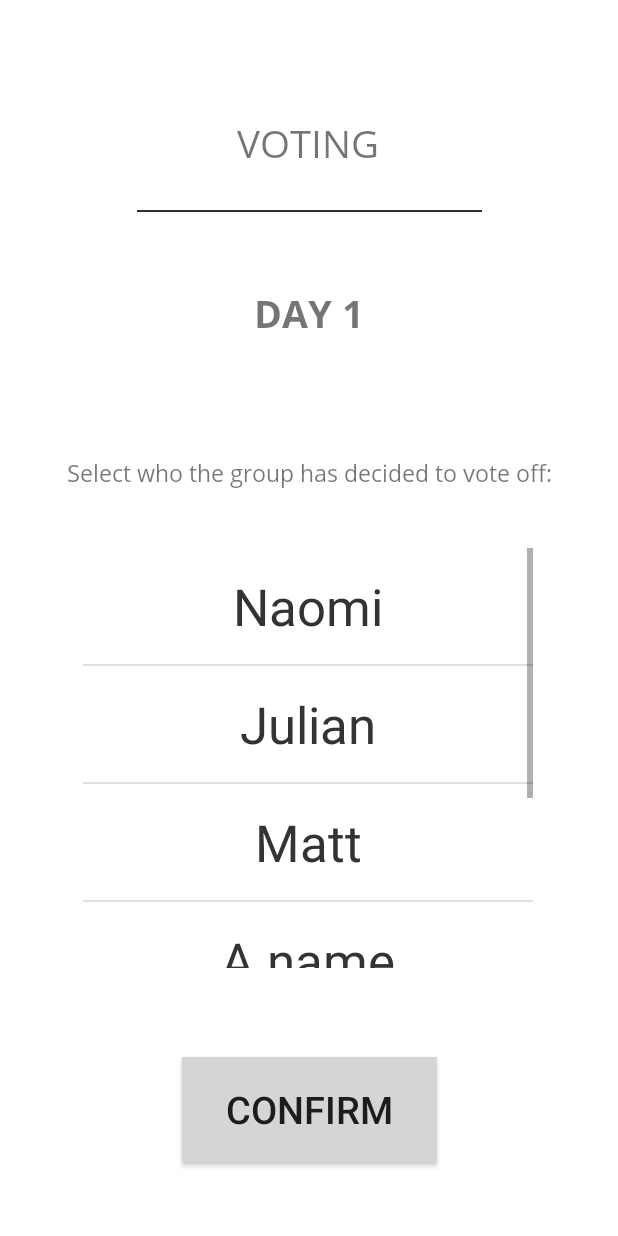
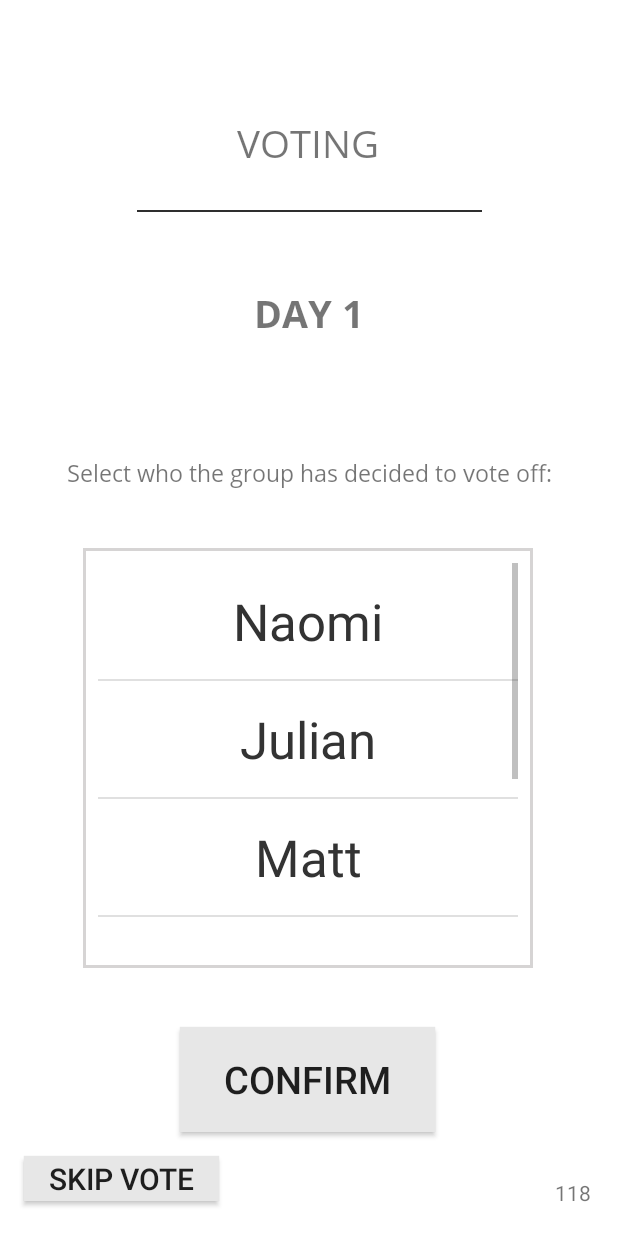
Before and after one commit to xeroplz/CMSC436-Group-43, an Android app: the Temp screen opened directly, with no data from a screen before it, after a tap on an icon or button, on a phone screen of 412 x 824 dp. Run offline under Robolectric (Android 15) with nearby library versions, the phone set to English and light mode, and no system bars.

Commit message:
Added timer and skip button for voting

```diff
--- a/MAFIA43/app/src/main/java/com/example/mafia43/Temp.kt
+++ b/MAFIA43/app/src/main/java/com/example/mafia43/Temp.kt
@@ -41,6 +41,7 @@ class Temp: AppCompatActivity()  {
             val args = Bundle()
             args.putSerializable("playersArr", players as Serializable)
             voteIntent.putExtra("Bundle", args)
+            voteIntent.putExtra("AlivePlayers", 6)
             startActivity(voteIntent)
         }
 
--- a/MAFIA43/app/src/main/java/com/example/mafia43/Voting.kt
+++ b/MAFIA43/app/src/main/java/com/example/mafia43/Voting.kt
@@ -1,22 +1,24 @@
 package com.example.mafia43
 
-import android.annotation.SuppressLint
 import android.os.Bundle
+import android.os.CountDownTimer
 import android.util.Log
-import android.view.LayoutInflater
 import android.view.View
 import android.widget.*
+import androidx.appcompat.app.AlertDialog
 import androidx.appcompat.app.AppCompatActivity
 
 
 class Voting : AppCompatActivity() {
-    lateinit var extras : Bundle
-    lateinit var mInflater: LayoutInflater
-    lateinit var inflatedList : ListView
+    lateinit var mTimerText : TextView
+    var timeOut : Boolean = false
     lateinit var confirmButton : Button
+    lateinit var skipButton : Button
     lateinit var mPlayers : Array<Player>
     lateinit var mBundle : Bundle
     lateinit var votedOff : Player
+    var numAlive : Int = 0
+    lateinit var mAlivePlayers : Array<Player>
     var adapter: ArrayAdapter<String>? = null
 
     override fun onCreate(savedInstanceState: Bundle?) {
@@ -27,17 +29,37 @@ class Voting : AppCompatActivity() {
         /* Get players array from intent Bundle */
         mBundle = intent.getBundleExtra("Bundle")!!
         mPlayers = mBundle.getSerializable("playersArr") as Array<Player>
+        numAlive = intent.getIntExtra("AlivePlayers", -1)
+        initializeAlivePlayers()
 
-        /* Instantiate listView and Adapter */
 
-        /* If you want to recreate this, just create a ListView in the layout resource file,
+
+        /* set Timer */
+        mTimerText = findViewById(R.id.timer_text)
+
+        object : CountDownTimer(120000, 1000) {
+            override fun onTick(millisUntilFinished: Long) {
+                mTimerText.text = (millisUntilFinished / 1000).toString()
+                //here you can have your logic to set text to edittext
+            }
+
+            override fun onFinish() {
+
+                mTimerText.setText("Time is up!")
+                infoDialog()
+            }
+        }.start()
+
+        /* Instantiate listView and Adapter
+
+        If you want to recreate this, just create a ListView in the layout resource file,
          and use your listView instead of "player_list" */
 
         val listView = findViewById<ListView>(R.id.player_list)
         listView.adapter = PlayerListAdapter(
             this,
             R.layout.player_list_item,
-            mPlayers
+            mAlivePlayers
         )
 
         listView.setBackgroundColor(resources.getColor(R.color.white, null))
@@ -45,24 +67,45 @@ class Voting : AppCompatActivity() {
         /* position is items position in players array */
         listView.setOnItemClickListener{parent: AdapterView<*>, view: View, position: Int, id: Long ->
 
-            Log.i(TAG, mPlayers[position].name())
-            votedOff = mPlayers[position]
+            Log.i(TAG, mAlivePlayers[position].name())
+            votedOff = mAlivePlayers[position]
 
         }
 
         /* When button is clicked, set person voted off to die()
         *  TODO: Maybe I should exclude mafia in voting off list
+        *   Only display alive people but make sure to chan
         * */
         confirmButton = findViewById(R.id.confirm_button)
 
         confirmButton.setOnClickListener{
-            votedOff.die()
-            checkWinCondition()
+                // Kill off player in players object arrays
+                for (i in mPlayers.indices) {
+                    if (mPlayers[i].name().equals(votedOff.name())) {
+                        mPlayers[i].die()
+                    }
+                }
+
+                checkWinCondition() // Goes to next activity
         }
 
+        skipButton = findViewById(R.id.skip_button)
+
+        skipButton.setOnClickListener{
+            // TODO: Go to next activity
+        }
     }
 
-    fun checkWinCondition(){
+    fun infoDialog(){
+        val alertDialog: AlertDialog = AlertDialog.Builder(this@Voting).create()
+        alertDialog.setTitle("Times up!")
+        alertDialog.setMessage("The time you had to vote ran out.")
+        alertDialog.setCancelable(false);
+        alertDialog.setCanceledOnTouchOutside(false);
+        alertDialog.show()
+    }
+
+    private fun checkWinCondition(){
         var numMafiaAlive = 0;
         var numCivilianAlive = 0;
 
@@ -77,10 +120,23 @@ class Voting : AppCompatActivity() {
 
         if(numMafiaAlive == 0){
             // civilians win
-        }else if(numCivilianAlive <= MAFIA){
+        }else if(numCivilianAlive <= MAFIA){ // 1 civilian and 1 civilian, doctor and detective are civilians
             // mafia wins
         }
 
+    }
+
+    /* Display only alive players */
+    private fun initializeAlivePlayers(){
+        var y = 0;
+        mAlivePlayers = Array<Player> (numAlive) {Player("", 0)}
+
+        for(i in mPlayers.indices){
+            if(mPlayers[i].alive()){
+                mAlivePlayers[y] = mPlayers[i]
+                y++
+            }
+        }
     }
 
     companion object{
--- /dev/null
+++ b/MAFIA43/app/src/main/res/drawable/border.xml
@@ -0,0 +1,5 @@
+<shape xmlns:android="http://schemas.android.com/apk/res/android" android:shape="rectangle" >
+    <solid android:color="@android:color/white" />
+    <stroke android:width="2dip" android:color="@color/lightGrey"/>
+    <padding android:bottom="10dp" android:left="10dp" android:right="10dp" android:top="10dp"/>
+</shape>
--- a/MAFIA43/app/src/main/res/layout/player_list_item.xml
+++ b/MAFIA43/app/src/main/res/layout/player_list_item.xml
@@ -14,6 +14,7 @@
         android:textAppearance="@android:style/TextAppearance.Material.Display1"
         android:textColor="@color/colorPrimaryDark"
         android:background="?android:attr/activatedBackgroundIndicator"
-        tools:ignore="MissingConstraints"/>
+        tools:ignore="MissingConstraints"
+        />
 
 </androidx.constraintlayout.widget.ConstraintLayout>
--- a/MAFIA43/app/src/main/res/layout/voting_selection.xml
+++ b/MAFIA43/app/src/main/res/layout/voting_selection.xml
@@ -89,7 +89,8 @@
         app:layout_constraintHorizontal_bias="0.495"
         app:layout_constraintStart_toStartOf="parent"
         app:layout_constraintTop_toBottomOf="@+id/textView3"
-        android:fillViewport="true">
+        android:fillViewport="true"
+        android:background="@drawable/border">
         <LinearLayout
             android:layout_width="match_parent"
             android:layout_height="match_parent">
@@ -109,16 +110,46 @@
         android:id="@+id/confirm_button"
         android:layout_width="170dp"
         android:layout_height="70dp"
-        android:layout_marginTop="20dp"
-        android:layout_marginBottom="10dp"
+        android:layout_marginBottom="30dp"
+        android:background="@color/lighterGrey"
         android:text="@string/confirm_vote"
         android:textSize="25sp"
-        android:background="@color/lightGrey"
         app:layout_constraintBottom_toBottomOf="parent"
         app:layout_constraintEnd_toEndOf="parent"
+        app:layout_constraintHorizontal_bias="0.497"
         app:layout_constraintStart_toStartOf="parent"
         app:layout_constraintTop_toBottomOf="@+id/scroll_players"
         tools:ignore="NotSibling" />
 
+    <Button
+        android:id="@+id/skip_button"
+        android:layout_width="130dp"
+        android:layout_height="30dp"
+        android:layout_marginTop="16dp"
+        android:background="@color/lighterGrey"
+        android:text="@string/skip_vote"
+        android:textAlignment="center"
+        android:textSize="20sp"
+        app:layout_constraintEnd_toEndOf="parent"
+        app:layout_constraintHorizontal_bias="0.056"
+        app:layout_constraintStart_toStartOf="parent"
+        app:layout_constraintTop_toBottomOf="@+id/confirm_button"
+        tools:ignore="MissingConstraints,NotSibling" />
+
+    <TextView
+        android:id="@+id/timer_text"
+        android:layout_width="60dp"
+        android:layout_height="30dp"
+        android:text="70dp"
+        android:textAlignment="center"
+        app:layout_constraintBottom_toBottomOf="parent"
+        app:layout_constraintEnd_toEndOf="parent"
+        app:layout_constraintHorizontal_bias="1.0"
+        app:layout_constraintStart_toEndOf="@+id/skip_button"
+        app:layout_constraintTop_toBottomOf="@+id/confirm_button"
+        app:layout_constraintVertical_bias="0.781">
+
+    </TextView>
+
 
 </androidx.constraintlayout.widget.ConstraintLayout>
--- a/MAFIA43/app/src/main/res/values/strings.xml
+++ b/MAFIA43/app/src/main/res/values/strings.xml
@@ -12,6 +12,7 @@
     <string name="day_num">DAY 1</string>
     <string name="vote_selection">Select who the group has decided to vote off:</string>
     <string name="confirm_vote">CONFIRM</string>
+    <string name="skip_vote">SKIP VOTE</string>
 
     <!-- Description of UI images -->
     <string name="divider">divider</string>
```
